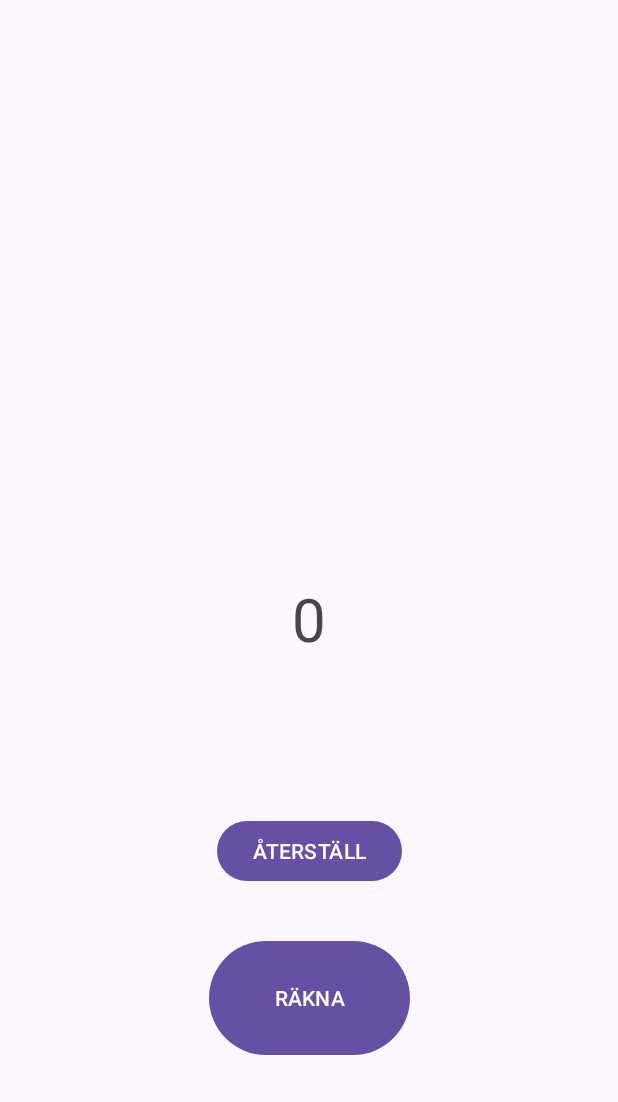
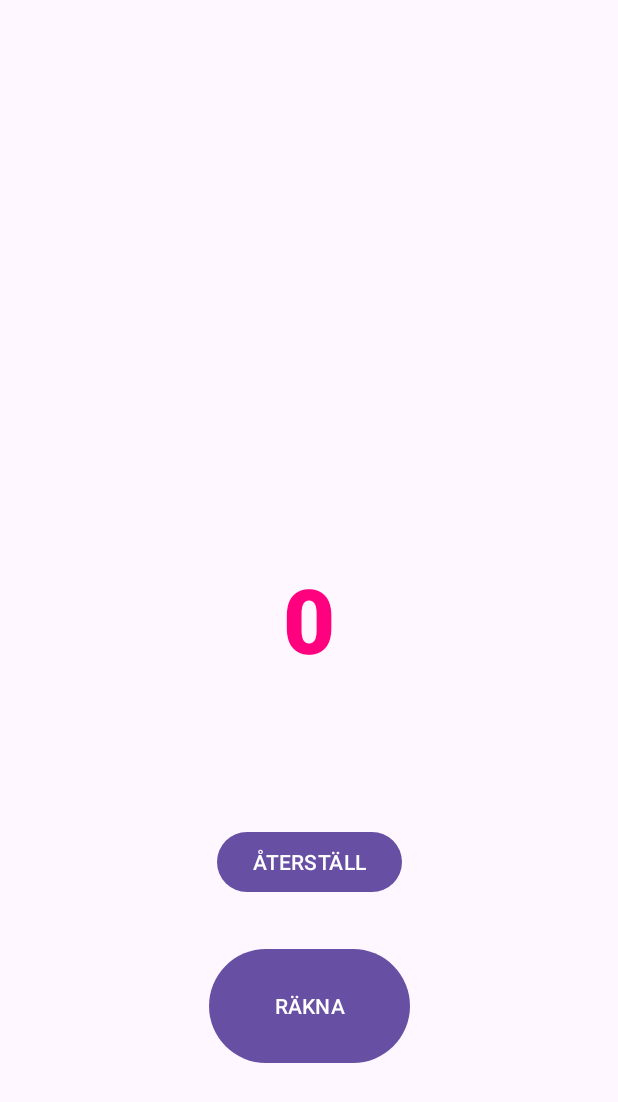
Before and after one commit to wamurti/R-knaTillHundra, an Android app: the screen it shows after launch (MainActivity), on a phone screen of 412 x 824 dp. Shown: the top 1102 px of the screen. Run offline under Robolectric (Android 15) with nearby library versions, the phone set to English and light mode, and no system bars.

Commit message:
Added colors

```diff
--- a/app/src/main/res/layout/activity_main.xml
+++ b/app/src/main/res/layout/activity_main.xml
@@ -10,8 +10,11 @@
         android:id="@+id/textView2"
         android:layout_width="wrap_content"
         android:layout_height="wrap_content"
+        android:fontFamily="sans-serif-black"
         android:text="0"
-        android:textSize="40sp"
+        android:textColor="@color/bright_pink"
+        android:textSize="60sp"
+        android:typeface="sans"
         app:layout_constraintBottom_toBottomOf="parent"
         app:layout_constraintEnd_toEndOf="parent"
         app:layout_constraintStart_toStartOf="parent"
@@ -138,10 +141,10 @@
         android:visibility="invisible"
         app:layout_constraintBottom_toBottomOf="parent"
         app:layout_constraintEnd_toEndOf="parent"
-        app:layout_constraintHorizontal_bias="0.901"
+        app:layout_constraintHorizontal_bias="1.0"
         app:layout_constraintStart_toEndOf="@+id/textView2"
         app:layout_constraintTop_toBottomOf="@+id/oneStar6"
-        app:layout_constraintVertical_bias="1.0"
+        app:layout_constraintVertical_bias="0.666"
         app:srcCompat="@android:drawable/star_big_on" />
 
 </androidx.constraintlayout.widget.ConstraintLayout>
```
Also changed, not shown: app/src/main/java/com/example/myfirstapplication/MainActivity.kt (+12 -0 lines), app/src/main/res/values/colors.xml (+12 -0 lines).
